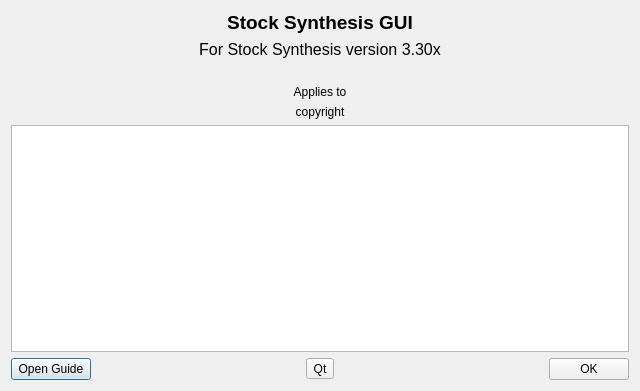
This is src/dialog_about_gui.ui in nmfs-ost/ss3-ssi as Qt 5 draws it before an edit. The edited form follows.
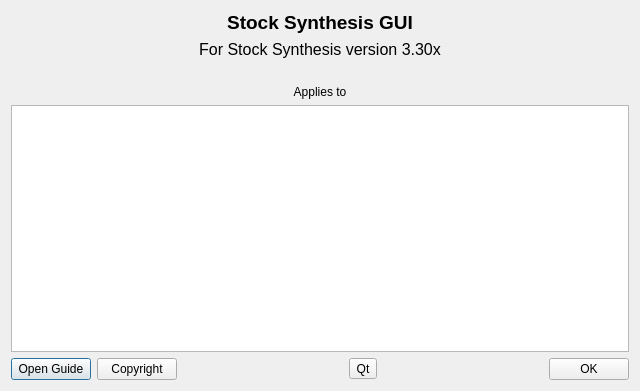
This is the edited form. Icons and pictures are not drawn.

```diff
--- a/src/dialog_about_gui.ui
+++ b/src/dialog_about_gui.ui
@@ -154,16 +154,6 @@
        </property>
       </widget>
      </item>
-     <item>
-      <widget class="QLabel" name="label_copyright">
-       <property name="text">
-        <string>copyright</string>
-       </property>
-       <property name="alignment">
-        <set>Qt::AlignCenter</set>
-       </property>
-      </widget>
-     </item>
      <item>
       <widget class="QTextEdit" name="textEdit"/>
      </item>
@@ -176,6 +166,13 @@
          </property>
         </widget>
        </item>
+       <item>
+        <widget class="QPushButton" name="pushButton_copyright">
+         <property name="text">
+          <string>Copyright</string>
+         </property>
+        </widget>
+       </item>
        <item>
         <spacer name="horizontalSpacer_left">
          <property name="orientation">
```
